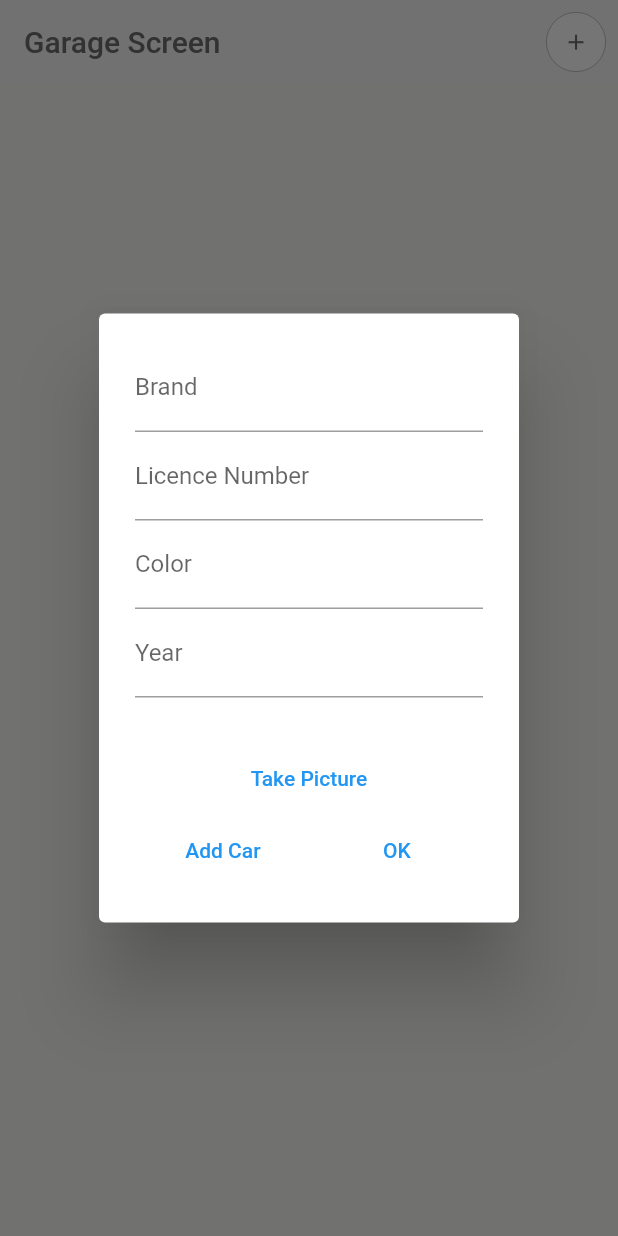
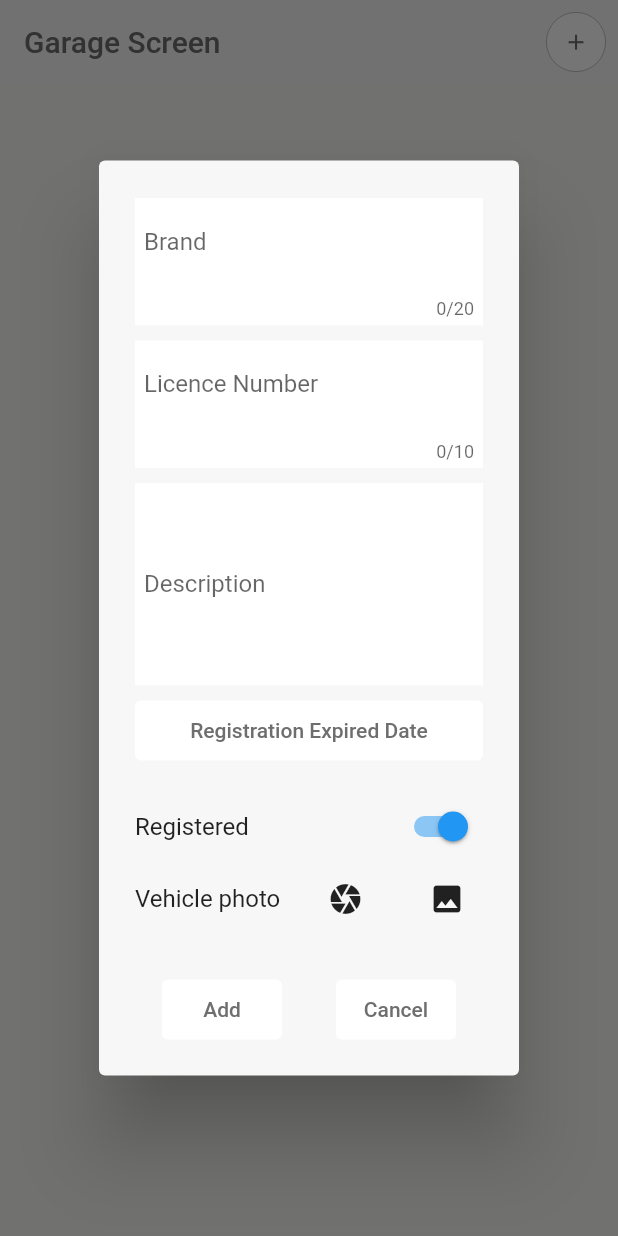
Before and after one commit to Noamagnus/MyGarage, a Flutter app: the screen it shows after launch, after a tap on the "add" icon, on a phone screen of 412 x 824 dp. Run offline on Flutter 3.47's test engine with Material 2 defaults, Android fonts, the phone set to English and light mode, and no system bars; our stand-ins replace bloc, flutter_bloc, freezed_annotation, image_picker, keyboard_dismisser, sembast.

Commit message:
added validators to add vehicle dialog

```diff
--- a/lib/business_logic/imagePicker/bloc/imagepicker_event.dart
+++ b/lib/business_logic/imagePicker/bloc/imagepicker_event.dart
@@ -4,4 +4,6 @@ part of 'imagepicker_bloc.dart';
 class ImagepickerEvent with _$ImagepickerEvent {
   const factory ImagepickerEvent.started() = Started;
   const factory ImagepickerEvent.takePicture() = TakePicture;
+  const factory ImagepickerEvent.pickFromGallery() = PickFromGallery;
+  const factory ImagepickerEvent.clearPhoto() = ClearPhoto;
 }
--- a/lib/data/models/car_model.dart
+++ b/lib/data/models/car_model.dart
@@ -11,9 +11,9 @@ class Car with _$Car {
     required CarType type,
     required String brand,
     required bool isRegistered,
-    required String color,
+    required String description,
     required String licenceNumber,
-    required DateTime year, // year manufactured
+    required DateTime? year, // year manufactured
     required String imageUrl, // year manufactured
   }) = _Car;
   factory Car.fromJson(Map<String, dynamic> json) => _$CarFromJson(json);
--- a/lib/presentation/screens/garage_screen.dart
+++ b/lib/presentation/screens/garage_screen.dart
@@ -5,7 +5,7 @@ import 'package:my_garage/business_logic/garage/bloc/garage_bloc.dart';
 import 'package:my_garage/business_logic/imagePicker/bloc/imagepicker_bloc.dart';
 import 'package:my_garage/data/models/car_model.dart';
 import 'package:my_garage/presentation/screens/vahicle_screen.dart';
-import 'package:my_garage/presentation/widgets/add_car_dialog.dart';
+import 'package:my_garage/presentation/widgets/add_vehicle_dialog.dart';
 import 'package:my_garage/presentation/widgets/list_tile.dart';
 import 'package:my_garage/presentation/widgets/rounder_icon_button.dart';
 import 'package:my_garage/utils/colors.dart';
@@ -38,7 +38,8 @@ class GarageScreen extends StatelessWidget {
                     context: context,
                     builder: (BuildContext context) {
                       return AlertDialog(
-                        content: SingleChildScrollView(child: AddCarDialog()),
+                        backgroundColor: AppColors.screenBackgroundColor,
+                        content: SingleChildScrollView(child: AddVehicleDialog()),
                       );
                     });
               },
@@ -64,12 +65,13 @@ class GarageScreen extends StatelessWidget {
                       ),
                     );
                   },
-                  child: CustomListTile2(
+                  child: CustomListTile(
                     brand: car.brand,
-                    color: car.color,
+                    description: car.description,
                     licenceNumber: car.licenceNumber,
                     path: car.imageUrl,
                     year: car.year,
+                    isRegistered: car.isRegistered,
                   ));
             },
           );
@@ -78,7 +80,6 @@ class GarageScreen extends StatelessWidget {
           error.toString(),
         ),
       ),
-
     );
   }
 }
@@ -90,7 +91,10 @@ class ImagePreview extends StatelessWidget {
   @override
   Widget build(BuildContext context) {
     return Padding(
-      padding: const EdgeInsets.all(16.0),
+      padding: const EdgeInsets.symmetric(
+        vertical: 16,
+        horizontal: 8,
+      ),
       child: SizedBox(
         height: 150,
         width: double.infinity,
--- a/lib/presentation/widgets/add_car_dialog.dart
+++ /dev/null
@@ -1,94 +0,0 @@
-import 'package:flutter/material.dart';
-import 'package:my_garage/business_logic/garage/bloc/garage_bloc.dart';
-import 'package:my_garage/business_logic/imagePicker/bloc/imagepicker_bloc.dart';
-import 'package:my_garage/data/models/car_model.dart';
-import 'package:my_garage/presentation/screens/garage_screen.dart';
-import 'package:provider/src/provider.dart';
-import 'package:uuid/uuid.dart';
-
-class AddCarDialog extends StatelessWidget {
-  AddCarDialog({Key? key}) : super(key: key);
-
-  final Uuid uuid = const Uuid();
-
-  final carColor = TextEditingController();
-  final licenceNumber = TextEditingController();
-  final carBrand = TextEditingController();
-  final year = TextEditingController();
-
-  @override
-  Widget build(BuildContext context) {
-    final imageUrl = context.watch<ImagepickerBloc>().state;
-    return Column(
-      children: [
-        TextField(
-          controller: carBrand,
-          decoration: const InputDecoration(labelText: 'Brand'),
-        ),
-        TextField(
-          controller: licenceNumber,
-          // keyboardType: TextInputType.number,
-          decoration: const InputDecoration(labelText: 'Licence Number'),
-        ),
-        TextField(
-          controller: carColor,
-          decoration: const InputDecoration(labelText: 'Color'),
-        ),
-        TextField(
-          controller: year,
-          keyboardType: TextInputType.datetime,
-          decoration: const InputDecoration(labelText: 'Year'),
-        ),
-        const SizedBox(
-          height: 30,
-        ),
-        imageUrl.when(
-          fulfilled: (imageUrl) {
-            return imageUrl != null
-                ? ImagePreview(
-                    path: imageUrl,
-                  )
-                : Container();
-          },
-          initial: () => Container(),
-        ),
-        TextButton(
-          onPressed: () {
-            context.read<ImagepickerBloc>().add(const TakePicture());
-          },
-          child: const Text('Take Picture'),
-        ),
-        Row(
-          mainAxisAlignment: MainAxisAlignment.spaceAround,
-          children: [
-            TextButton(
-              onPressed: () {
-                final imageUrl = context
-                    .read<ImagepickerBloc>()
-                    .state
-                    .when(fulfilled: (url) => url, initial: () {});
-                final car = Car(
-                  brand: carBrand.text,
-                  color: carColor.text,
-                  isRegistered: false,
-                  licenceNumber: licenceNumber.text,
-                  type: CarType.camperVan,
-                  uuid: uuid.v4(),
-                  year: DateTime.now(),
-                  imageUrl: imageUrl ?? '',
-                );
-
-                context.read<GarageBloc>().add(AddCarToGarage(car));
-              },
-              child: const Text('Add Car'),
-            ),
-            TextButton(
-              onPressed: () => Navigator.of(context).pop(),
-              child: const Text('OK'),
-            ),
-          ],
-        )
-      ],
-    );
-  }
-}
--- /dev/null
+++ b/lib/presentation/widgets/add_vehicle_dialog.dart
@@ -0,0 +1,302 @@
+import 'package:flutter/material.dart';
+import 'package:my_garage/business_logic/garage/bloc/garage_bloc.dart';
+import 'package:my_garage/business_logic/imagePicker/bloc/imagepicker_bloc.dart';
+import 'package:my_garage/data/models/car_model.dart';
+import 'package:my_garage/presentation/screens/garage_screen.dart';
+import 'package:my_garage/utils/colors.dart';
+import 'package:my_garage/utils/dimensions.dart';
+import 'package:my_garage/utils/widget_functions.dart';
+import 'package:provider/src/provider.dart';
+import 'package:uuid/uuid.dart';
+import 'package:keyboard_dismisser/keyboard_dismisser.dart';
+
+class AddVehicleDialog extends StatefulWidget {
+  const AddVehicleDialog({Key? key}) : super(key: key);
+
+  @override
+  State<AddVehicleDialog> createState() => _AddVehicleDialogState();
+}
+
+class _AddVehicleDialogState extends State<AddVehicleDialog> {
+  final Uuid uuid = const Uuid();
+  final descriptionTextController = TextEditingController();
+  final licenceNumberTextController = TextEditingController();
+  final carBrandTextController = TextEditingController();
+  final formKey = GlobalKey<FormState>();
+  // final node1 = FocusNode();
+  // final node2 = FocusNode();
+  // final node3 = FocusNode();
+
+  DateTime? year;
+
+  bool isRegistered = true;
+
+  @override
+  void initState() {
+    super.initState();
+    carBrandTextController.addListener(() => setState(() {}));
+  }
+
+  @override
+  Widget build(BuildContext context) {
+    final imageUrl = context.watch<ImagepickerBloc>().state;
+    return Form(
+      key: formKey,
+      child: Column(
+        children: [
+          addVerticalSpace(5),
+          Container(
+            color: AppColors.listTileBackgroundColor,
+            padding: const EdgeInsets.only(
+              left: 6,
+              right: 6,
+              bottom: 4,
+            ),
+            //! Brand
+            child: TextFormField(
+              maxLines: 1,
+              maxLength: 20,
+              controller: carBrandTextController,
+              decoration: InputDecoration(
+                labelText: 'Brand',
+                border: InputBorder.none,
+                suffixIcon: carBrandTextController.text.isEmpty
+                    ? Container(
+                        width: 0,
+                      )
+                    : IconButton(
+                        icon: const Icon(Icons.close),
+                        onPressed: () => carBrandTextController.clear(),
+                      ),
+              ),
+              validator: (value) {
+                if (value != null && value.isEmpty) {
+                  return ('Please enter vehicle brand');
+                } else {
+                  return null;
+                }
+              },
+              onChanged: (value) {},
+            ),
+          ),
+          addVerticalSpace(10),
+          //! Licence number text field
+
+          Container(
+            color: AppColors.listTileBackgroundColor,
+            padding: const EdgeInsets.only(
+              left: 6,
+              right: 6,
+              bottom: 4,
+            ),
+            child: TextFormField(
+              controller: licenceNumberTextController,
+              maxLength: 10,
+              // keyboardType: TextInputType.number,
+              decoration: const InputDecoration(
+                labelText: 'Licence Number',
+                border: InputBorder.none,
+              ),
+              validator: (value) {
+                if (value != null && value.isEmpty) {
+                  return ('Please enter vehicle Licence Number');
+                } else {
+                  return null;
+                }
+              },
+            ),
+          ),
+          addVerticalSpace(10),
+          //! Description text field
+          Container(
+            color: AppColors.listTileBackgroundColor,
+            padding: const EdgeInsets.only(
+              left: 6,
+              right: 6,
+            ),
+            child: TextFormField(
+              maxLines: 5,
+              controller: descriptionTextController,
+              keyboardType: TextInputType.multiline,
+              decoration: const InputDecoration(
+                labelText: 'Description',
+                border: InputBorder.none,
+              ),
+              validator: (value) {
+                if (value != null && value.isEmpty) {
+                  return ('Please enter vehicle description');
+                } else {
+                  return null;
+                }
+              },
+            ),
+          ),
+          addVerticalSpace(10),
+          //DatePicker button
+          SizedBox(
+            height: 40,
+            width: double.infinity,
+            child: TextButton(
+              style: TextButton.styleFrom(
+                backgroundColor: AppColors.listTileBackgroundColor,
+              ),
+              onPressed: () => showDatePicker(
+                context: context,
+                initialDate: DateTime.now(),
+                firstDate: DateTime(2020),
+                lastDate: DateTime(2050),
+              ).then((date) {
+                setState(() {
+                  year = date!;
+                });
+              }),
+              child: const Text(
+                'Registration Expired Date',
+                style: TextStyle(color: AppColors.textTitleColor),
+              ),
+            ),
+          ),
+          const SizedBox(
+            height: 20,
+          ),
+          //Is registered switch
+          Row(
+            mainAxisAlignment: MainAxisAlignment.spaceBetween,
+            children: [
+              isRegistered ? const Text('Registered') : const Text('Not Registered'),
+              Switch(
+                onChanged: (value) {
+                  setState(() {
+                    isRegistered = value;
+                  });
+                },
+                value: isRegistered,
+              )
+            ],
+          ),
+          //! Image picker buttons
+          Row(
+            mainAxisAlignment: MainAxisAlignment.spaceBetween,
+            children: [
+              const Text('Vehicle photo'),
+              IconButton(
+                onPressed: () {
+                  context.read<ImagepickerBloc>().add(const TakePicture());
+                },
+                icon: const Icon(Icons.camera),
+              ),
+              IconButton(
+                onPressed: () {
+                  context.read<ImagepickerBloc>().add(const PickFromGallery());
+                },
+                icon: const Icon(Icons.image),
+              ),
+            ],
+          ),
+          //! Image preview
+          imageUrl.when(
+            fulfilled: (imageUrl) {
+              return imageUrl != null
+                  ? ImagePreview(
+                      path: imageUrl,
+                    )
+                  : const SizedBox.shrink();
+            },
+            initial: () => const SizedBox(
+              height: 30,
+            ),
+          ),
+          Row(
+            mainAxisAlignment: MainAxisAlignment.spaceAround,
+            children: [
+              SizedBox(
+                height: 40,
+                width: 80,
+                child: TextButton(
+                  style: TextButton.styleFrom(
+                    backgroundColor: AppColors.listTileBackgroundColor,
+                  ),
+                  onPressed: () {
+                    final isValid = formKey.currentState!.validate();
+                    if (isValid) {
+                      final imageUrl = context
+                          .read<ImagepickerBloc>()
+                          .state
+                          .when(fulfilled: (url) => url, initial: () {});
+                      if (_checkOtherFields(year, imageUrl, isRegistered, context)) {
+                        final car = Car(
+                          brand: carBrandTextController.text,
+                          description: descriptionTextController.text,
+                          isRegistered: isRegistered,
+                          licenceNumber: licenceNumberTextController.text,
+                          type: CarType.camperVan,
+                          uuid: uuid.v4(),
+                          year: year,
+                          imageUrl: imageUrl ?? '',
+                        );
+                        context.read<GarageBloc>().add(AddCarToGarage(car));
+                        context.read<ImagepickerBloc>().add(const ClearPhoto());
+                        Navigator.of(context).pop();
+                      }
+                    } else {
+                      return;
+                    }
+                  },
+                  child: const Text(
+                    'Add',
+                    style: TextStyle(color: AppColors.textTitleColor),
+                  ),
+                ),
+              ),
+              SizedBox(
+                height: 40,
+                width: 80,
+                child: TextButton(
+                  style: TextButton.styleFrom(
+                    backgroundColor: AppColors.listTileBackgroundColor,
+                  ),
+                  onPressed: () {
+                    context.read<ImagepickerBloc>().add(const ClearPhoto());
+                    Navigator.of(context).pop();
+                  },
+                  child: const Text(
+                    'Cancel',
+                    style: TextStyle(color: AppColors.textTitleColor),
+                  ),
+                ),
+              ),
+            ],
+          )
+        ],
+      ),
+    );
+  }
+}
+
+bool _checkOtherFields(DateTime? year, String? imageUrl, bool isRegistered, BuildContext context) {
+  if (year == null) {
+    customShowDialog('Registration Expiry Date is required', context);
+    return false;
+  } else if (imageUrl == null || imageUrl.isEmpty) {
+    customShowDialog('Vehicle image is required', context);
+    return false;
+  }
+  return true;
+}
+
+Future<dynamic> customShowDialog(String message, BuildContext context) {
+  return showDialog(
+    context: context,
+    builder: (context) => AlertDialog(
+      title: Text(message),
+      actions: [
+        TextButton(
+          onPressed: () {
+            Navigator.of(context).pop();
+          },
+          child: const Text('Back'),
+        )
+      ],
+    ),
+  );
+}
--- a/pubspec.yaml
+++ b/pubspec.yaml
@@ -17,6 +17,7 @@ dependencies:
   freezed_annotation: ^1.1.0
   image_picker: ^0.8.2
   json_annotation: ^4.4.0
+  keyboard_dismisser: ^2.0.0
   material_design_icons_flutter: ^5.0.6595
   path_provider: ^2.0.9
   sembast: ^3.1.1+1
```
Also changed, not shown: lib/business_logic/imagePicker/bloc/imagepicker_bloc.dart (+10 -2 lines), lib/data/repositories/ImagePickerService.dart (+2 -24 lines), lib/presentation/widgets/list_tile.dart (+52 -20 lines), lib/business_logic/imagePicker/bloc/imagepicker_bloc.freezed.dart, lib/data/models/car_model.freezed.dart, lib/data/models/car_model.g.dart, pubspec.lock.
